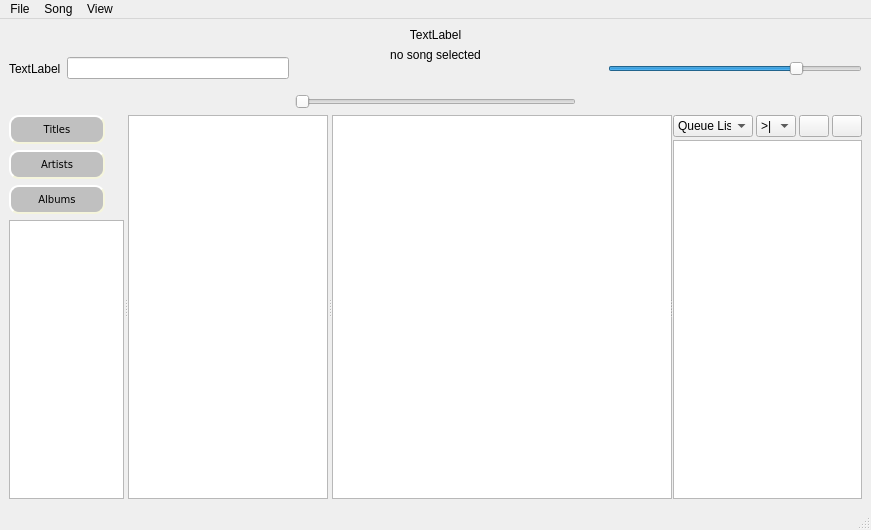
This is CODE/soundpp/soundpp-prototype/mainwindow.ui in b1t00/soundpp as Qt 5 draws it before an edit. The edited form follows.
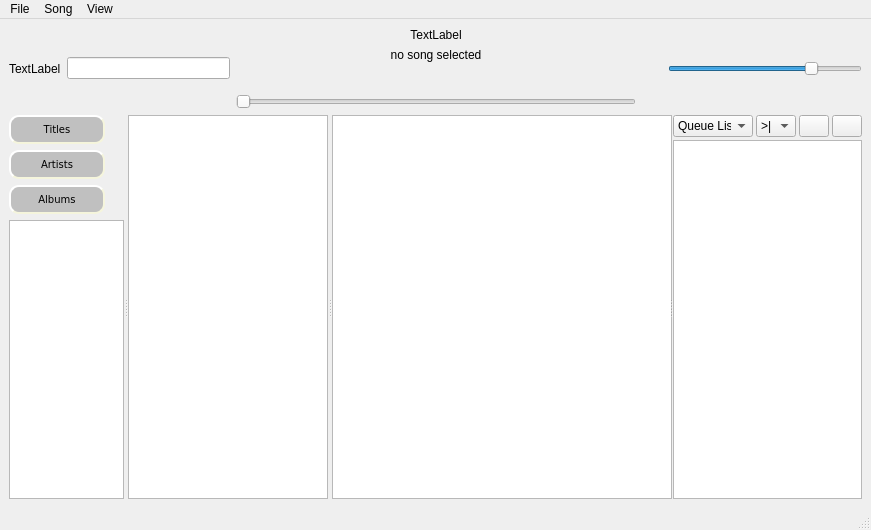
This is the edited form. Icons and pictures are not drawn.

Commit message: layout of for back buttons and song display set to fixed values

Patch:
```diff
--- a/CODE/soundpp/soundpp-prototype/mainwindow.ui
+++ b/CODE/soundpp/soundpp-prototype/mainwindow.ui
@@ -37,6 +37,12 @@
          <layout class="QHBoxLayout" name="horizontalLayout_5">
           <item>
            <widget class="QLabel" name="logo">
+            <property name="minimumSize">
+             <size>
+              <width>300</width>
+              <height>0</height>
+             </size>
+            </property>
             <property name="text">
              <string>TextLabel</string>
             </property>
@@ -51,6 +57,18 @@
          <layout class="QHBoxLayout" name="horizontalLayout_8">
           <item>
            <widget class="QLabel" name="current_song_label">
+            <property name="minimumSize">
+             <size>
+              <width>400</width>
+              <height>0</height>
+             </size>
+            </property>
+            <property name="maximumSize">
+             <size>
+              <width>400</width>
+              <height>16777215</height>
+             </size>
+            </property>
             <property name="text">
              <string>no song selected</string>
             </property>
```
